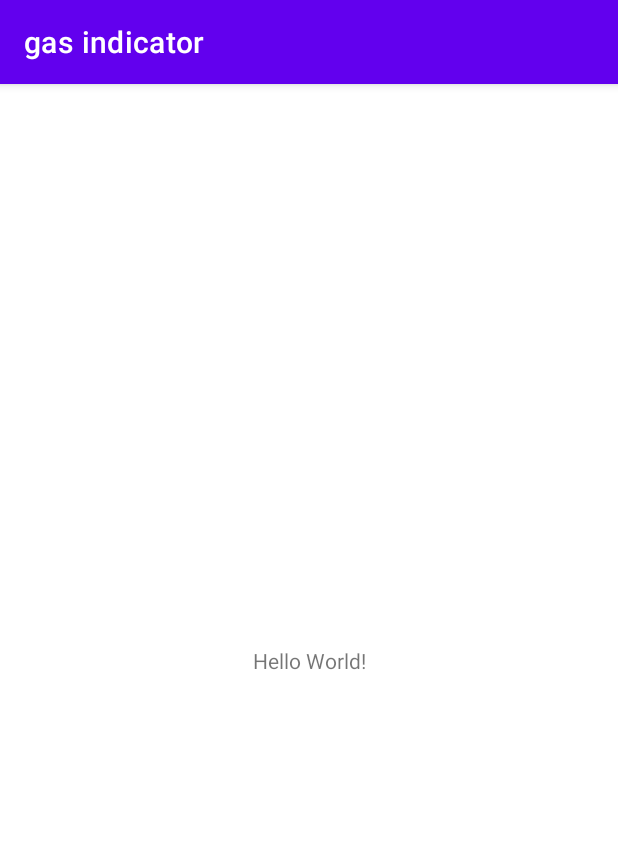
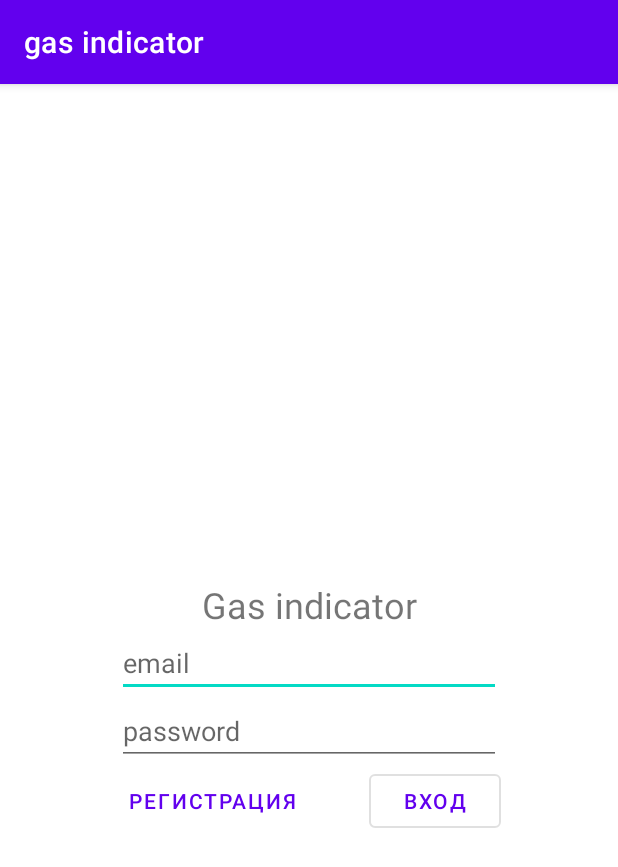
Before and after one commit to FunknerAx/Freelance, an Android app: the screen it shows after launch (LoginActivity), on a phone screen of 412 x 824 dp. Shown: the top 867 px of the screen. Run offline under Robolectric (Android 15) with nearby library versions, the phone set to English and light mode, and no system bars.

Commit message:
2021-05-17 Create LoginActivity

```diff
--- a/gasindicator/app/src/main/AndroidManifest.xml
+++ b/gasindicator/app/src/main/AndroidManifest.xml
@@ -9,7 +9,8 @@
         android:roundIcon="@mipmap/ic_launcher_round"
         android:supportsRtl="true"
         android:theme="@style/Theme.GasIndicator">
-        <activity android:name=".ui.register.Register"></activity>
+        <activity android:name=".ui.mainPage.MainPage" />
+        <activity android:name=".ui.register.Register" />
         <activity android:name=".ui.login.LoginActivity">
             <intent-filter>
                 <action android:name="android.intent.action.MAIN" />
--- a/gasindicator/app/src/main/java/kz/ilyas/gasindicator/ui/login/LoginActivity.java
+++ b/gasindicator/app/src/main/java/kz/ilyas/gasindicator/ui/login/LoginActivity.java
@@ -1,16 +1,56 @@
 package kz.ilyas.gasindicator.ui.login;
 
 import androidx.appcompat.app.AppCompatActivity;
+import androidx.lifecycle.ViewModelProviders;
 
 import android.os.Bundle;
+import android.view.View;
+import android.widget.Button;
+import android.widget.EditText;
+import android.widget.Toast;
 
 import kz.ilyas.gasindicator.R;
 
 public class LoginActivity extends AppCompatActivity {
+    private EditText email;
+    private EditText password;
+    private Button signIn;
+    private Button register;
+    private LoginViewModel loginViewModel;
+
 
     @Override
     protected void onCreate(Bundle savedInstanceState) {
         super.onCreate(savedInstanceState);
-        setContentView(R.layout.activity_main);
+        setContentView(R.layout.activity_login);
+
+        loginViewModel = ViewModelProviders.of(this).get(LoginViewModel.class);
+
+        email = findViewById(R.id.login_email_editText);
+        password = findViewById(R.id.login_password_editText);
+        signIn = findViewById(R.id.login_signIn_button);
+        register = findViewById(R.id.login_register_button);
+
+        signIn.setOnClickListener(v -> {
+
+            switch (loginViewModel.checkLoginData(email.getText().toString(), password.getText().toString())) {
+                case "00": signIn(email.getText().toString(),password.getText().toString());
+                    break;
+                case "10":
+                    Toast.makeText(LoginActivity.this,"Проверьте правильность ввода email",Toast.LENGTH_SHORT).show();
+                    break;
+                case "01":
+                    Toast.makeText(LoginActivity.this,"Проверьте правильность ввода пароля",Toast.LENGTH_SHORT).show();
+                    break;
+                case "11":
+                    Toast.makeText(LoginActivity.this,"Проверьте правильность ввода email и пароля",Toast.LENGTH_SHORT).show();
+                    break;
+            }
+
+        });
+    }
+
+    private void signIn(String email, String password) {
+        loginViewModel.authenticate(email,password);
     }
 }
--- /dev/null
+++ b/gasindicator/app/src/main/java/kz/ilyas/gasindicator/ui/login/LoginViewModel.java
@@ -0,0 +1,32 @@
+package kz.ilyas.gasindicator.ui.login;
+
+import android.util.Patterns;
+
+import androidx.lifecycle.ViewModel;
+
+public class LoginViewModel extends ViewModel {
+    private static final String EMAIL_PATTERN =
+            "^[_A-Za-z0-9-\\+]+(\\.[_A-Za-z0-9-]+)*@" +
+                    "[A-Za-z0-9-]+(\\.[A-Za-z0-9]+)*(\\.[A-Za-z]{2,})$";
+
+    public String checkLoginData(String email, String password) {
+        StringBuilder result = new StringBuilder();
+
+        if (Patterns.EMAIL_ADDRESS.matcher(email).matches()) {
+            result.append(0);
+        } else {
+            result.append(1);
+        }
+
+        if (!password.equals("")) {
+            result.append(0);
+        } else {
+            result.append(1);
+        }
+
+        return result.toString();
+    }
+
+    public void authenticate(String email, String password) {
+    }
+}
--- /dev/null
+++ b/gasindicator/app/src/main/res/layout/activity_login.xml
@@ -0,0 +1,62 @@
+<?xml version="1.0" encoding="utf-8"?>
+<androidx.constraintlayout.widget.ConstraintLayout xmlns:android="http://schemas.android.com/apk/res/android"
+    xmlns:app="http://schemas.android.com/apk/res-auto"
+    xmlns:tools="http://schemas.android.com/tools"
+    android:layout_width="match_parent"
+    android:layout_height="match_parent"
+    tools:context=".ui.login.LoginActivity">
+
+    <TextView
+        android:id="@+id/logo_name_textView"
+        android:layout_width="wrap_content"
+        android:layout_height="wrap_content"
+        android:text="@string/login_name_app"
+        android:textSize="24sp"
+        app:layout_constraintBottom_toBottomOf="parent"
+        app:layout_constraintLeft_toLeftOf="parent"
+        app:layout_constraintRight_toRightOf="parent"
+        app:layout_constraintTop_toTopOf="parent"
+        app:layout_constraintVertical_bias="0.45" />
+
+    <com.google.android.material.textfield.TextInputEditText
+        android:id="@+id/login_email_editText"
+        android:layout_width="wrap_content"
+        android:layout_height="wrap_content"
+        android:ems="12"
+        android:hint="@string/login_email"
+        android:inputType="textEmailAddress"
+        app:layout_constraintEnd_toEndOf="parent"
+        app:layout_constraintStart_toStartOf="parent"
+        app:layout_constraintTop_toBottomOf="@id/logo_name_textView" />
+
+    <com.google.android.material.textfield.TextInputEditText
+        android:id="@+id/login_password_editText"
+        android:layout_width="wrap_content"
+        android:layout_height="wrap_content"
+        android:ems="12"
+        android:hint="@string/login_password"
+        android:inputType="textPassword"
+        app:layout_constraintEnd_toEndOf="parent"
+        app:layout_constraintStart_toStartOf="parent"
+        app:layout_constraintTop_toBottomOf="@id/login_email_editText" />
+
+    <com.google.android.material.button.MaterialButton
+        android:id="@+id/login_signIn_button"
+        style="?attr/materialButtonOutlinedStyle"
+        android:layout_width="wrap_content"
+        android:layout_height="wrap_content"
+        android:text="@string/login_sign_in_button"
+        app:layout_constraintEnd_toEndOf="@+id/login_password_editText"
+        app:layout_constraintTop_toBottomOf="@id/login_password_editText" />
+
+    <com.google.android.material.button.MaterialButton
+        android:id="@+id/login_register_button"
+        style="@style/Widget.MaterialComponents.Button.TextButton"
+        android:layout_width="wrap_content"
+        android:layout_height="wrap_content"
+        android:text="@string/login_register_button"
+        app:layout_constraintStart_toStartOf="@id/login_password_editText"
+        app:layout_constraintTop_toBottomOf="@id/login_password_editText" />
+
+
+</androidx.constraintlayout.widget.ConstraintLayout>
--- a/gasindicator/app/src/main/res/layout/activity_main.xml
+++ /dev/null
@@ -1,18 +0,0 @@
-<?xml version="1.0" encoding="utf-8"?>
-<androidx.constraintlayout.widget.ConstraintLayout xmlns:android="http://schemas.android.com/apk/res/android"
-    xmlns:app="http://schemas.android.com/apk/res-auto"
-    xmlns:tools="http://schemas.android.com/tools"
-    android:layout_width="match_parent"
-    android:layout_height="match_parent"
-    tools:context=".ui.login.LoginActivity">
-
-    <TextView
-        android:layout_width="wrap_content"
-        android:layout_height="wrap_content"
-        android:text="Hello World!"
-        app:layout_constraintBottom_toBottomOf="parent"
-        app:layout_constraintLeft_toLeftOf="parent"
-        app:layout_constraintRight_toRightOf="parent"
-        app:layout_constraintTop_toTopOf="parent" />
-
-</androidx.constraintlayout.widget.ConstraintLayout>
--- a/gasindicator/app/src/main/res/values/strings.xml
+++ b/gasindicator/app/src/main/res/values/strings.xml
@@ -1,3 +1,8 @@
 <resources>
     <string name="app_name">gas indicator</string>
+    <string name="login_name_app">Gas indicator</string>
+    <string name="login_email">email</string>
+    <string name="login_password">password</string>
+    <string name="login_sign_in_button">вход</string>
+    <string name="login_register_button">Регистрация</string>
 </resources>
--- a/gasindicator/build.gradle
+++ b/gasindicator/build.gradle
@@ -6,6 +6,7 @@ buildscript {
     }
     dependencies {
         classpath "com.android.tools.build:gradle:4.2.1"
+        classpath 'com.google.gms:google-services:4.3.8'
 
         // NOTE: Do not place your application dependencies here; they belong
         // in the individual module build.gradle files
```
Also changed, not shown: gasindicator/app/build.gradle (+10 -2 lines), gasindicator/app/src/main/java/kz/ilyas/gasindicator/ui/mainPage/MainPage.java (added, +16 -0 lines), gasindicator/app/src/main/res/layout/activity_main_page.xml (added, +9 -0 lines), 1 other file.
